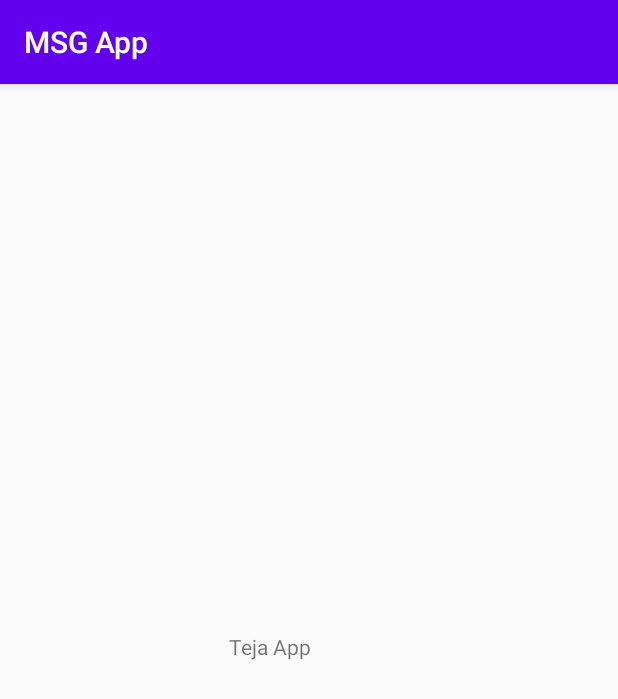
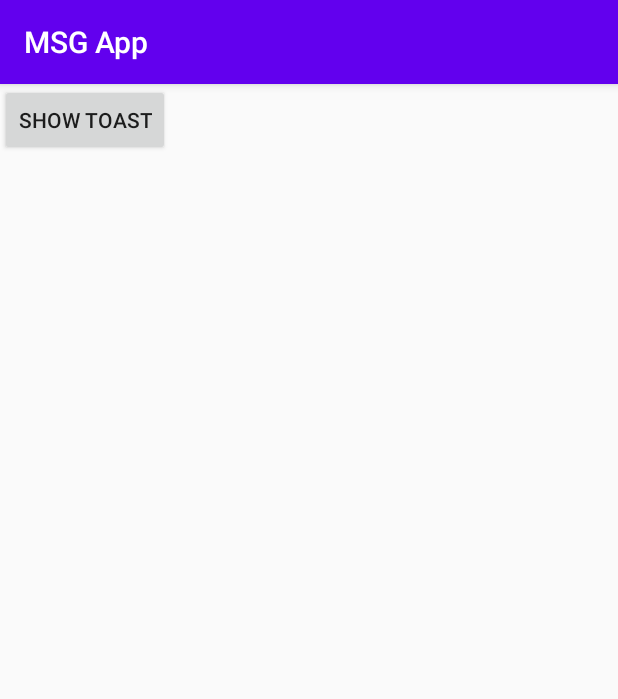
Before and after one commit to teja963/DATA-SEARCH-APP, an Android app: the screen it shows after launch (MainActivity), on a phone screen of 412 x 824 dp. Shown: the top 699 px of the screen. Run offline under Robolectric (Android 15) with nearby library versions, the phone set to English and light mode, and no system bars.

Commit message:
Button id and action pop up completed

```diff
--- a/app/build.gradle
+++ b/app/build.gradle
@@ -1,6 +1,7 @@
 plugins {
     id 'com.android.application'
     id 'org.jetbrains.kotlin.android'
+    id 'kotlin-android-extensions'  //id is not working rectification
 }
 
 android {
--- a/app/src/main/java/com/smartherd/msapp/MainActivity.kt
+++ b/app/src/main/java/com/smartherd/msapp/MainActivity.kt
@@ -2,12 +2,24 @@ package com.smartherd.msapp
 
 import android.support.v7.app.AppCompatActivity
 import android.os.Bundle
+import android.util.Log
+import android.widget.Toast
+import kotlinx.android.synthetic.main.activity_main.*
 
 class MainActivity: AppCompatActivity() {                          //First we need to initialize it
+
     override fun onCreate(savedInstanceState: Bundle?) {           //We need to choose on create fun with single parameter
         super.onCreate(savedInstanceState)
         setContentView(R.layout.activity_main)                     //We need to connect activity_main to MainActivity through setcontent
+
+        button_show_toast.setOnClickListener {
+            //After clicking button this fun works
+            Log.i("MainActivity", "Show Toast Pressed")
+
+            Toast.makeText(this, "Show Toast Pressed", Toast.LENGTH_SHORT).show() //To display the pop of button
+
+
+        }
     }
 
-
 }
--- a/app/src/main/res/layout/activity_main.xml
+++ b/app/src/main/res/layout/activity_main.xml
@@ -6,13 +6,12 @@
     android:layout_height="match_parent"
     tools:context=".MainActivity">
 
-    <TextView
-        android:layout_width="107dp"
-        android:layout_height="38dp"
-        android:text="Teja App"
-        app:layout_constraintBottom_toBottomOf="parent"
-        app:layout_constraintLeft_toLeftOf="parent"
-        app:layout_constraintRight_toRightOf="parent"
-        app:layout_constraintTop_toTopOf="parent" />
+    <Button
+        android:id="@+id/button_show_toast"
+        android:layout_width="wrap_content"
+        android:layout_height="wrap_content"
+        android:text="Show Toast"
+        tools:layout_editor_absoluteX="16dp"
+        tools:layout_editor_absoluteY="40dp" />
 
 </android.support.constraint.ConstraintLayout>
```
